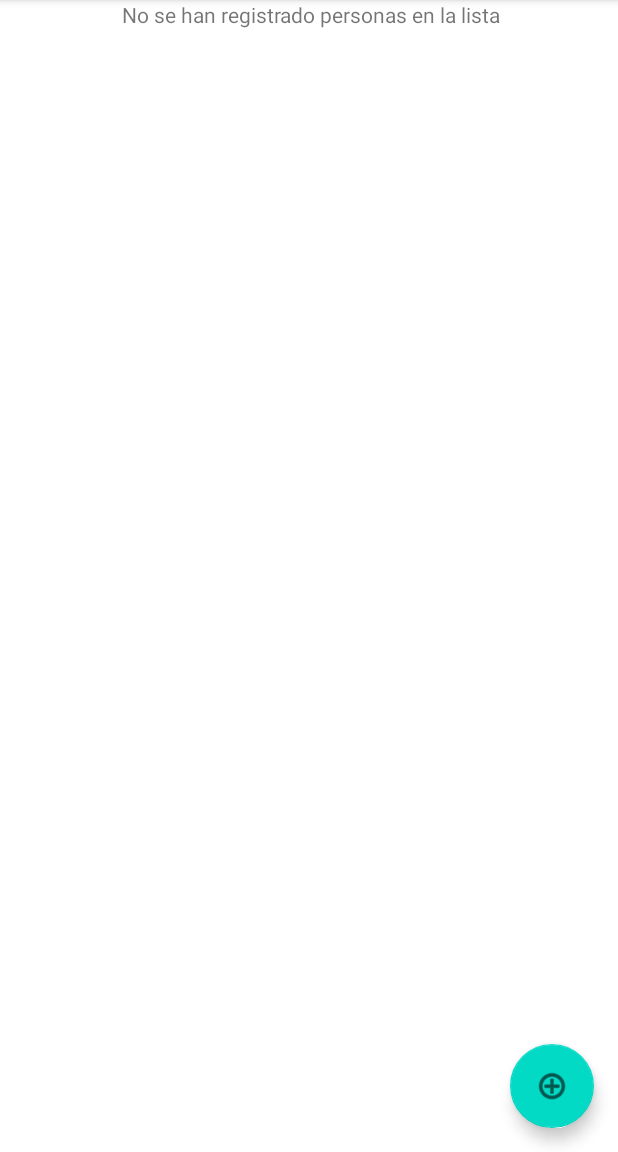
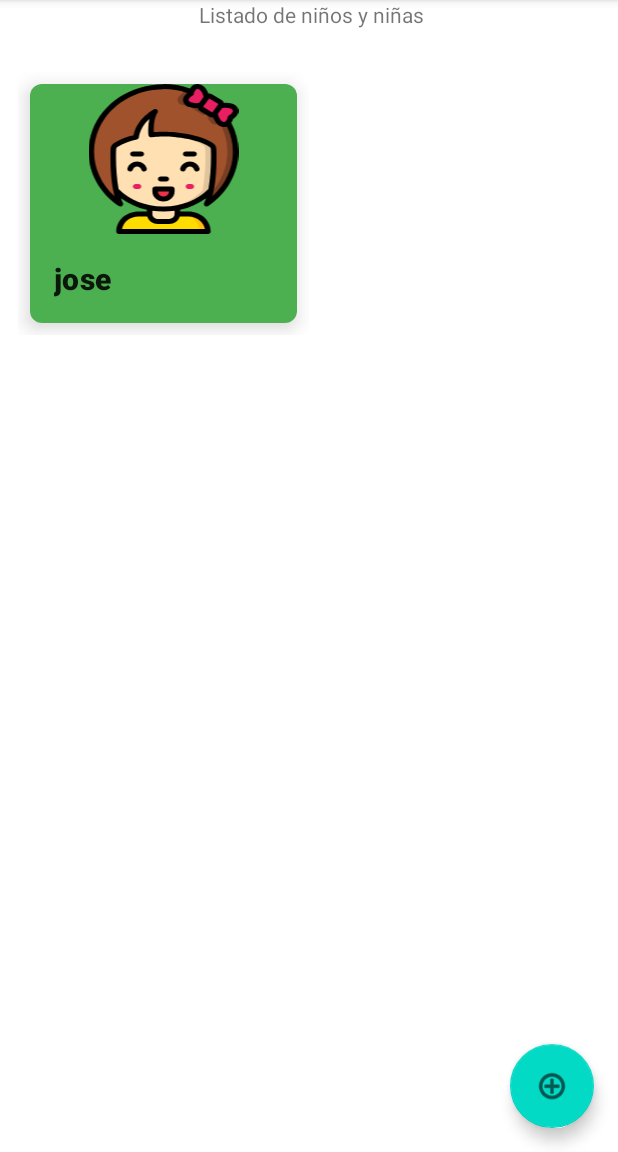
Before and after one commit to Lexan92/APPTEA, an Android app: the fragment PersonaTeaFragment shown on its own in the app's theme, on a phone screen of 412 x 824 dp, the part 84-1236 px from its top. Run offline under Robolectric (Android 15) with nearby library versions, the phone set to English and light mode, and no system bars; our stand-ins replace Room's generated code.

Commit message:
insert persona tea con datos de prueba

```diff
--- a/app/src/main/java/com/example/apptea/ui/personaTea/NuevaPersonaTea.java
+++ b/app/src/main/java/com/example/apptea/ui/personaTea/NuevaPersonaTea.java
@@ -100,7 +100,7 @@ public class NuevaPersonaTea extends AppCompatActivity {
                         ||TextUtils.isEmpty(fecha.getText())  ||TextUtils.isEmpty(spinnerSexo.getSelectedItem().toString())) {
                     setResult(RESULT_CANCELED, replyIntent);
                 } else {
-
+                    personaTea.setUsuario_id(1);
                     personaTea.setPersona_nombre(nombreTea.getText().toString());
                     personaTea.setPersona_apellido(apellidoTea.getText().toString());
                     try {
--- a/app/src/main/java/com/example/apptea/ui/personaTea/PersonaTeaFragment.java
+++ b/app/src/main/java/com/example/apptea/ui/personaTea/PersonaTeaFragment.java
@@ -67,19 +67,19 @@ public class PersonaTeaFragment extends Fragment {
 
         personaTeaViewModel = new ViewModelProvider(getActivity()).get(PersonaTeaViewModel.class);
 
-        if (personaTeaViewModel.getPersonaTeaAll().getValue()==null){
+        /*if (personaTeaViewModel.getPersonaTeaAll().getValue()==null){
 
             textpersona.setText(" No se han registrado personas en la lista");
         }
-        else{
-            textpersona.setText(" Gestion");
+        else{*/
+            textpersona.setText(" Listado de niños y niñas");
         personaTeaViewModel.getPersonaTeaAll().observe(getActivity(), new Observer<List<PersonaTea>>() {
             @Override
             public void onChanged(List<PersonaTea> personaTeas) {
                 adapter.setPersonas(personaTeas);
             }
         });
-        }
+        //}
 
         // AGREGAR PERSONAS
         FloatingActionButton fab = vista.findViewById(R.id.fabpersona);
@@ -99,7 +99,7 @@ public class PersonaTeaFragment extends Fragment {
 
         if (requestCode == PERSONAS_REQUEST_CODE && resultCode == RESULT_OK) {
             personaTea = (PersonaTea) data.getSerializableExtra(NuevaPersonaTea.EXTRA_PERSONA);
-            //PersonaTeaViewModel.insert(personaTea);
+            personaTeaViewModel.insert(personaTea);
         } else {
             Toast.makeText(getActivity(),"esta vacio",Toast.LENGTH_LONG).show();
         }
--- a/app/src/main/java/roomsqlite/dao/PersonaTeaDao.java
+++ b/app/src/main/java/roomsqlite/dao/PersonaTeaDao.java
@@ -26,6 +26,9 @@ public interface PersonaTeaDao {
     @Query("SELECT * FROM persona_tea")
     LiveData<List<PersonaTea>> getAllPersonaTea();
 
+    @Query("DELETE FROM persona_tea")
+    public void deletePersonaAll();
+
     @Insert
     void insertPersonaTea(PersonaTea personaTea);
 
--- a/app/src/main/java/roomsqlite/dao/UsuarioDao.java
+++ b/app/src/main/java/roomsqlite/dao/UsuarioDao.java
@@ -17,6 +17,9 @@ public interface UsuarioDao {
     @Query("SELECT * FROM usuario")
     LiveData<List<Usuario>> getAllUsuario();
 
+    @Query("DELETE FROM usuario")
+    public void deleteUsuarioAll();
+
     @Insert(onConflict = OnConflictStrategy.REPLACE)
     void insertUsuario(Usuario usuario);
 
--- a/app/src/main/java/roomsqlite/database/DateConverter.java
+++ b/app/src/main/java/roomsqlite/database/DateConverter.java
@@ -12,9 +12,14 @@ package roomsqlite.database;
 
 import androidx.room.TypeConverter;
 
+import java.text.DateFormat;
+import java.text.ParseException;
+import java.text.SimpleDateFormat;
 import java.util.Date;
+import java.util.TimeZone;
 
 public class DateConverter {
+    private static DateFormat df = new SimpleDateFormat( "MM/dd/yyyy");
 
         @TypeConverter
         public static Date toDate(Long dateLong){
@@ -26,4 +31,28 @@ public class DateConverter {
             return date == null ? null : date.getTime();
         }
 
+    @TypeConverter
+    public static Date fromTimestamp(String value) {
+        if (value != null) {
+            try {
+                TimeZone timeZone = TimeZone.getTimeZone("IST");
+                df.setTimeZone(timeZone);
+                return df.parse(value);
+            } catch (ParseException e) {
+                e.printStackTrace();
+            }
+            return null;
+        } else {
+            return null;
+        }
+    }
+
+
+    @TypeConverter
+    public static String dateToTimestamp(Date value) {
+        TimeZone timeZone = TimeZone.getTimeZone("IST");
+        df.setTimeZone(timeZone);
+        return value == null ? null : df.format(value);
+    }
+
 }
--- a/app/src/main/res/layout/fragment_item_persona_tea.xml
+++ b/app/src/main/res/layout/fragment_item_persona_tea.xml
@@ -12,7 +12,9 @@
     xmlns:app="http://schemas.android.com/apk/res-auto"
 
     android:layout_width="wrap_content"
-    android:layout_height="wrap_content">
+    android:layout_height="wrap_content"
+    android:orientation="horizontal">
+
     <com.google.android.material.card.MaterialCardView
         android:id="@+id/card_menu_principal"
         android:layout_width="match_parent"
@@ -24,16 +26,15 @@
         <LinearLayout
             android:layout_width="match_parent"
             android:layout_height="wrap_content"
-            android:orientation="vertical"
-            android:background="@color/colorPrimary">
+            android:background="@color/colorPrimary"
+            android:orientation="vertical">
 
             <!-- Media -->
             <ImageView
                 android:layout_width="match_parent"
                 android:layout_height="@dimen/card_height_cat_juego"
-                app:srcCompat="@drawable/ic_linda"
                 android:scaleType="fitCenter"
-                />
+                app:srcCompat="@drawable/ic_linda" />
 
             <LinearLayout
                 android:layout_width="match_parent"
@@ -46,9 +47,9 @@
                     android:id="@+id/nombre_persona_tea"
                     android:layout_width="wrap_content"
                     android:layout_height="wrap_content"
-                    android:textSize="20sp"
                     android:text="Categoria Juego"
                     android:textAppearance="?attr/textAppearanceHeadline6"
+                    android:textSize="20sp"
                     android:textStyle="bold"
 
                     />
@@ -57,7 +58,6 @@
             </LinearLayout>
 
 
-
         </LinearLayout>
 
     </com.google.android.material.card.MaterialCardView>
```
Also changed, not shown: app/src/main/java/roomsqlite/database/appDatabase.java (+17 -0 lines).
